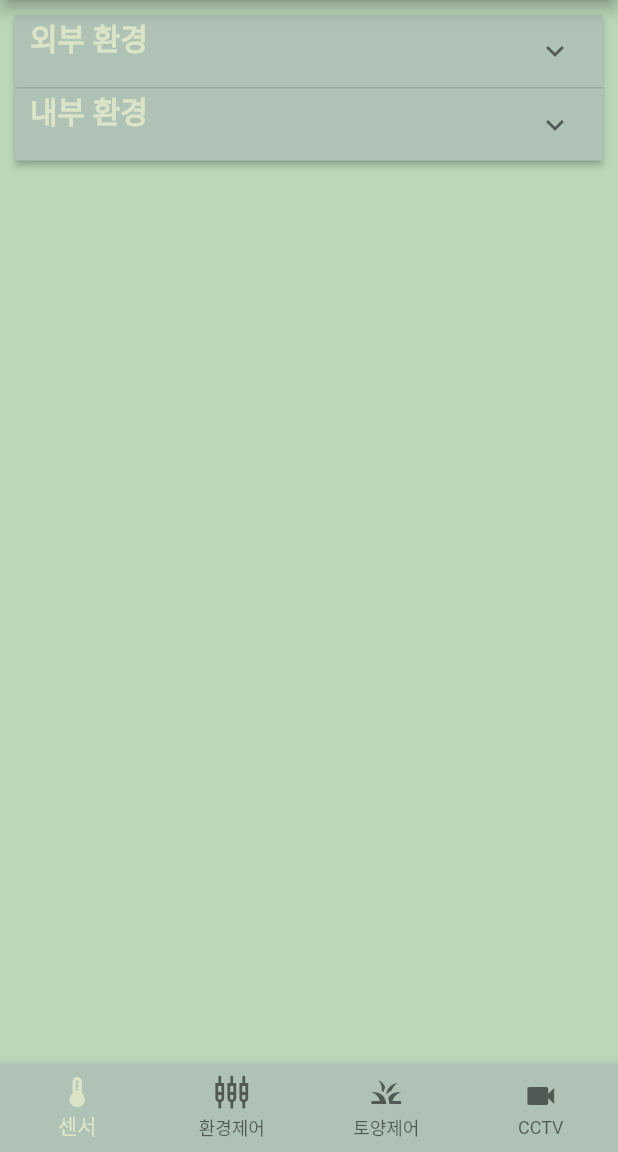
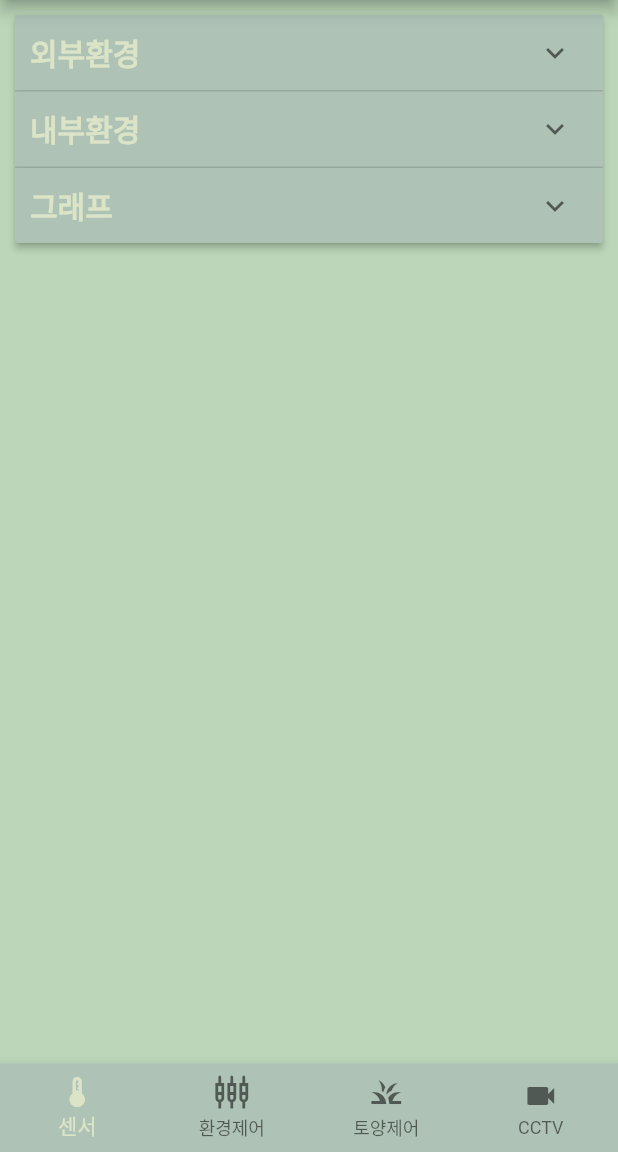
Before and after one commit to 4ix/ai_project_smartfarm, a Flutter app: the HomeScreen screen opened directly, after a tap on the "expand more" icon, on a phone screen of 412 x 824 dp, the part 84-1236 px from its top. Run offline on Flutter 3.47's test engine with Material 2 defaults, Android fonts, the phone set to English and light mode, and no system bars; our stand-ins replace fl_chart.

Commit message:
UI 구현 (센서 - 그래프)

```diff
--- /dev/null
+++ b/lib/screens/graph_screen.dart
@@ -0,0 +1,95 @@
+import 'dart:math';
+
+import 'package:flutter/material.dart';
+import 'package:fl_chart/fl_chart.dart';
+
+class _InternalTemperatureData {
+  final DateTime date;
+  final double value;
+
+  _InternalTemperatureData({
+    required this.date,
+    required this.value,
+  });
+}
+
+List<_InternalTemperatureData> _generateData(int max) {
+  final random = Random();
+
+  return List.generate(
+    31, // 31개를 만드는데
+    (index) => _InternalTemperatureData(
+      date: DateTime(2023, 4, index + 1),
+      value: random.nextDouble() * max,
+    ),
+  );
+}
+
+class GraphScreen extends StatefulWidget {
+  const GraphScreen({super.key});
+
+  @override
+  State<GraphScreen> createState() => _GraphScreenState();
+}
+
+class _GraphScreenState extends State<GraphScreen> {
+  late List<_InternalTemperatureData> _yesterdayData;
+  late List<_InternalTemperatureData> _todayData;
+
+  List<Color> gradientColors = [
+    const Color(0xff23b6e6),
+    const Color(0xff02d39a),
+  ];
+
+  @override
+  void initState() {
+    _yesterdayData = _generateData(20);
+    _todayData = _generateData(20);
+    super.initState();
+  }
+
+  @override
+  Widget build(BuildContext context) {
+    final spots = _yesterdayData
+        .asMap()
+        .entries
+        .map((element) => FlSpot(
+              element.key.toDouble(),
+              element.value.value,
+            ))
+        .toList();
+    final spots2 = _todayData
+        .asMap()
+        .entries
+        .map((element) => FlSpot(
+              element.key.toDouble(),
+              element.value.value,
+            ))
+        .toList();
+    return Container(
+      padding: const EdgeInsets.all(10),
+      height: MediaQuery.of(context).size.height * 0.5,
+      child: LineChart(
+          LineChartData(
+            lineBarsData: [
+              LineChartBarData(
+                spots: spots,
+                dotData: FlDotData(show: false),
+                color: gradientColors[0],
+              ),
+              LineChartBarData(
+                spots: spots2,
+                dotData: FlDotData(show: false),
+                color: gradientColors[1],
+              ),
+            ],
+            borderData: FlBorderData(show: false),
+            titlesData: FlTitlesData(
+              show: false,
+            ),
+          ),
+          swapAnimationDuration: const Duration(milliseconds: 150),
+          swapAnimationCurve: Curves.linear),
+    );
+  }
+}
--- a/lib/screens/home_screen.dart
+++ b/lib/screens/home_screen.dart
@@ -1,4 +1,5 @@
 import 'package:flutter/material.dart';
+import 'package:smartfarm/screens/graph_screen.dart';
 import 'package:smartfarm/shared/menu_drawer.dart';
 
 import '../shared/menu_bottom.dart';
@@ -15,6 +16,7 @@ class HomeScreen extends StatefulWidget {
 class _HomeScreenState extends State<HomeScreen> {
   bool _expanded1 = true;
   bool _expanded2 = false;
+  bool _expanded3 = false;
 
   @override
   Widget build(BuildContext context) {
@@ -40,9 +42,9 @@ class _HomeScreenState extends State<HomeScreen> {
                 backgroundColor: const Color(0XFFAEC2B6),
                 headerBuilder: (context, isExpanded) {
                   return const Padding(
-                    padding: EdgeInsets.symmetric(horizontal: 10),
+                    padding: EdgeInsets.all(10),
                     child: Text(
-                      '외부 환경',
+                      '외부환경',
                       style: TextStyle(
                         color: Color(0XFFDBE4C6),
                         fontSize: 20,
@@ -58,9 +60,9 @@ class _HomeScreenState extends State<HomeScreen> {
                 backgroundColor: const Color(0XFFAEC2B6),
                 headerBuilder: (context, isExpanded) {
                   return const Padding(
-                    padding: EdgeInsets.symmetric(horizontal: 10),
+                    padding: EdgeInsets.all(10),
                     child: Text(
-                      '내부 환경',
+                      '내부환경',
                       style: TextStyle(
                         color: Color(0XFFDBE4C6),
                         fontSize: 20,
@@ -71,6 +73,24 @@ class _HomeScreenState extends State<HomeScreen> {
                 },
                 body: const InternalSensor(),
                 isExpanded: _expanded2,
+              ),
+              ExpansionPanel(
+                backgroundColor: const Color(0XFFAEC2B6),
+                headerBuilder: (context, isExpanded) {
+                  return const Padding(
+                    padding: EdgeInsets.all(10),
+                    child: Text(
+                      '그래프',
+                      style: TextStyle(
+                        color: Color(0XFFDBE4C6),
+                        fontSize: 20,
+                        fontWeight: FontWeight.w600,
+                      ),
+                    ),
+                  );
+                },
+                body: const GraphScreen(),
+                isExpanded: _expanded3,
               ),
             ],
             expansionCallback: (panelIndex, isExpanded) {
@@ -84,6 +104,11 @@ class _HomeScreenState extends State<HomeScreen> {
                   _expanded2 = !_expanded2;
                 });
               }
+              if (panelIndex == 2) {
+                setState(() {
+                  _expanded3 = !_expanded3;
+                });
+              }
             },
           ),
         ),
--- a/pubspec.yaml
+++ b/pubspec.yaml
@@ -35,6 +35,7 @@ dependencies:
   # The following adds the Cupertino Icons font to your application.
   # Use with the CupertinoIcons class for iOS style icons.
   cupertino_icons: ^1.0.2
+  fl_chart: ^0.62.0
 
 dev_dependencies:
   flutter_test:
```
Also changed, not shown: pubspec.lock.
